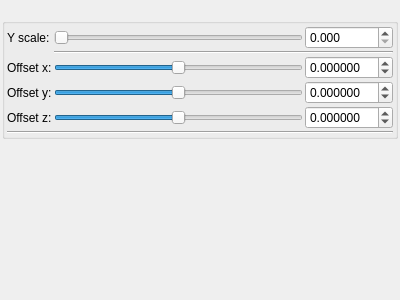
Old version of the form mandelbulber2/qt_data/fractal_msltoesym2.ui in the repository buddhi1980/mandelbulber2.
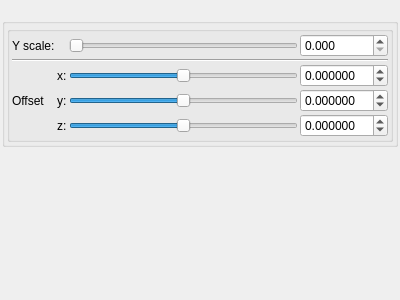
New version of the form. Custom widgets are drawn as their Qt base class.

```diff
--- a/mandelbulber2/qt_data/fractal_msltoesym2.ui
+++ b/mandelbulber2/qt_data/fractal_msltoesym2.ui
@@ -47,7 +47,7 @@
      <property name="checkable">
       <bool>false</bool>
      </property>
-     <layout class="QVBoxLayout" name="verticalLayout_29" stretch="0,0">
+     <layout class="QVBoxLayout" name="verticalLayout_29" stretch="0">
       <property name="spacing">
        <number>2</number>
       </property>
@@ -64,40 +64,145 @@
        <number>2</number>
       </property>
       <item>
-       <layout class="QGridLayout" name="gridLayout_63">
+       <widget class="QGroupBox" name="groupBox_2">
+        <property name="toolTip">
+         <string>&lt;html&gt;&lt;head/&gt;&lt;body&gt;&lt;p&gt;&lt;span style=&quot; color:#000000;&quot;&gt;/* MsltoeSym2 from mbulb3d, also somewhere on fractalforums */&lt;/span&gt;&lt;/p&gt;&lt;/body&gt;&lt;/html&gt;</string>
+        </property>
+        <property name="title">
+         <string/>
+        </property>
+        <property name="checkable">
+         <bool>false</bool>
+        </property>
+        <layout class="QVBoxLayout" name="verticalLayout_30" stretch="0">
         <property name="spacing">
          <number>2</number>
         </property>
-        <item row="3" column="3">
-         <widget class="MyDoubleSpinBox" name="spinbox3_transf_addition_constant_x">
-          <property name="sizePolicy">
-           <sizepolicy hsizetype="Minimum" vsizetype="Maximum">
-            <horstretch>0</horstretch>
-            <verstretch>0</verstretch>
-           </sizepolicy>
-          </property>
-          <property name="prefix">
-           <string/>
-          </property>
-          <property name="suffix">
-           <string/>
-          </property>
-          <property name="decimals">
-           <number>6</number>
-          </property>
-          <property name="minimum">
-           <double>-99.989999999999995</double>
-          </property>
-          <property name="maximum">
-           <double>99.989999999999995</double>
-          </property>
-          <property name="singleStep">
-           <double>0.100000000000000</double>
+         <property name="leftMargin">
+          <number>2</number>
+         </property>
+         <property name="topMargin">
+          <number>2</number>
+         </property>
+         <property name="rightMargin">
+          <number>2</number>
+         </property>
+         <property name="bottomMargin">
+          <number>2</number>
+         </property>
+         <item>
+          <layout class="QGridLayout" name="gridLayout_64">
+           <property name="spacing">
+            <number>2</number>
+           </property>
+           <item row="2" column="2">
+            <widget class="QLabel" name="label_257">
+             <property name="text">
+              <string>x:</string>
+             </property>
+            </widget>
+           </item>
+           <item row="3" column="2">
+            <widget class="QLabel" name="label_264">
+             <property name="text">
+              <string>y:</string>
           </property>
          </widget>
         </item>
         <item row="4" column="2">
-         <widget class="QSlider" name="slider3_transf_addition_constant_y">
+            <widget class="QLabel" name="label_266">
+             <property name="text">
+              <string>z:</string>
+             </property>
+            </widget>
+           </item>
+           <item row="3" column="1">
+            <widget class="QLabel" name="label_267">
+             <property name="text">
+              <string>Offset</string>
+             </property>
+            </widget>
+           </item>
+           <item row="2" column="3">
+            <widget class="QSlider" name="slider3_transf_addition_constant_neg100_x">
+             <property name="sizePolicy">
+              <sizepolicy hsizetype="Preferred" vsizetype="Preferred">
+               <horstretch>0</horstretch>
+               <verstretch>0</verstretch>
+              </sizepolicy>
+             </property>
+             <property name="minimum">
+              <number>-5000000</number>
+             </property>
+             <property name="maximum">
+              <number>5000000</number>
+             </property>
+             <property name="singleStep">
+              <number>1</number>
+             </property>
+             <property name="orientation">
+              <enum>Qt::Horizontal</enum>
+             </property>
+            </widget>
+           </item>
+           <item row="4" column="4">
+            <widget class="MyDoubleSpinBox" name="spinbox3_transf_addition_constant_neg100_z">
+             <property name="sizePolicy">
+              <sizepolicy hsizetype="Minimum" vsizetype="Maximum">
+               <horstretch>0</horstretch>
+               <verstretch>0</verstretch>
+              </sizepolicy>
+             </property>
+             <property name="prefix">
+              <string/>
+             </property>
+             <property name="suffix">
+              <string/>
+             </property>
+             <property name="decimals">
+              <number>6</number>
+             </property>
+             <property name="minimum">
+              <double>-99.989999999999995</double>
+             </property>
+             <property name="maximum">
+              <double>99.989999999999995</double>
+             </property>
+             <property name="singleStep">
+              <double>0.100000000000000</double>
+             </property>
+            </widget>
+           </item>
+           <item row="3" column="4">
+            <widget class="MyDoubleSpinBox" name="spinbox3_transf_addition_constant_neg100_y">
+             <property name="sizePolicy">
+              <sizepolicy hsizetype="Minimum" vsizetype="Maximum">
+               <horstretch>0</horstretch>
+               <verstretch>0</verstretch>
+              </sizepolicy>
+             </property>
+             <property name="prefix">
+              <string/>
+             </property>
+             <property name="suffix">
+              <string/>
+             </property>
+             <property name="decimals">
+              <number>6</number>
+             </property>
+             <property name="minimum">
+              <double>-99.989999999999995</double>
+             </property>
+             <property name="maximum">
+              <double>99.989999999999995</double>
+             </property>
+             <property name="singleStep">
+              <double>0.100000000000000</double>
+             </property>
+            </widget>
+           </item>
+           <item row="3" column="3">
+            <widget class="QSlider" name="slider3_transf_addition_constant_neg100_y">
           <property name="sizePolicy">
            <sizepolicy hsizetype="Expanding" vsizetype="Maximum">
             <horstretch>0</horstretch>
@@ -118,14 +223,42 @@
           </property>
          </widget>
         </item>
-        <item row="2" column="2" colspan="2">
-         <widget class="Line" name="line_53">
-          <property name="orientation">
-           <enum>Qt::Horizontal</enum>
+           <item row="0" column="1">
+            <widget class="QLabel" name="label_9">
+             <property name="text">
+              <string>Y scale:</string>
           </property>
          </widget>
         </item>
-        <item row="0" column="2">
+           <item row="2" column="4">
+            <widget class="MyDoubleSpinBox" name="spinbox3_transf_addition_constant_neg100_x">
+             <property name="sizePolicy">
+              <sizepolicy hsizetype="Minimum" vsizetype="Maximum">
+               <horstretch>0</horstretch>
+               <verstretch>0</verstretch>
+              </sizepolicy>
+             </property>
+             <property name="prefix">
+              <string/>
+             </property>
+             <property name="suffix">
+              <string/>
+             </property>
+             <property name="decimals">
+              <number>6</number>
+             </property>
+             <property name="minimum">
+              <double>-99.989999999999995</double>
+             </property>
+             <property name="maximum">
+              <double>99.989999999999995</double>
+             </property>
+             <property name="singleStep">
+              <double>0.100000000000000</double>
+             </property>
+            </widget>
+           </item>
+           <item row="0" column="3">
          <widget class="QSlider" name="slider_transf_scale">
           <property name="sizePolicy">
            <sizepolicy hsizetype="Expanding" vsizetype="Maximum">
@@ -150,36 +283,7 @@
           </property>
          </widget>
         </item>
-        <item row="5" column="2">
-         <widget class="QSlider" name="slider3_transf_addition_constant_z">
-          <property name="sizePolicy">
-           <sizepolicy hsizetype="Expanding" vsizetype="Maximum">
-            <horstretch>0</horstretch>
-            <verstretch>0</verstretch>
-           </sizepolicy>
-          </property>
-          <property name="minimum">
-           <number>-5000000</number>
-          </property>
-          <property name="maximum">
-           <number>5000000</number>
-          </property>
-          <property name="singleStep">
-           <number>1</number>
-          </property>
-          <property name="orientation">
-           <enum>Qt::Horizontal</enum>
-          </property>
-         </widget>
-        </item>
-        <item row="3" column="1">
-         <widget class="QLabel" name="label_253">
-          <property name="text">
-           <string>Offset x:</string>
-          </property>
-         </widget>
-        </item>
-        <item row="0" column="3">
+           <item row="0" column="4">
          <widget class="MyDoubleSpinBox" name="spinbox_transf_scale">
           <property name="sizePolicy">
            <sizepolicy hsizetype="Minimum" vsizetype="Maximum">
@@ -207,112 +311,38 @@
           </property>
          </widget>
         </item>
-        <item row="0" column="1">
-         <widget class="QLabel" name="label_8">
-          <property name="text">
-           <string>Y scale:</string>
-          </property>
-         </widget>
-        </item>
-        <item row="3" column="2">
-         <widget class="QSlider" name="slider3_transf_addition_constant_x">
-          <property name="sizePolicy">
-           <sizepolicy hsizetype="Preferred" vsizetype="Preferred">
-            <horstretch>0</horstretch>
-            <verstretch>0</verstretch>
-           </sizepolicy>
-          </property>
-          <property name="minimum">
-           <number>-5000000</number>
-          </property>
-          <property name="maximum">
-           <number>5000000</number>
-          </property>
-          <property name="singleStep">
-           <number>1</number>
-          </property>
-          <property name="orientation">
-           <enum>Qt::Horizontal</enum>
-          </property>
-         </widget>
-        </item>
-        <item row="4" column="1">
-         <widget class="QLabel" name="label_255">
-          <property name="text">
-           <string>Offset y:</string>
-          </property>
-         </widget>
-        </item>
-        <item row="5" column="1">
-         <widget class="QLabel" name="label_257">
-          <property name="text">
-           <string>Offset z:</string>
-          </property>
-         </widget>
-        </item>
-        <item row="5" column="3">
-         <widget class="MyDoubleSpinBox" name="spinbox3_transf_addition_constant_z">
-          <property name="sizePolicy">
-           <sizepolicy hsizetype="Minimum" vsizetype="Maximum">
-            <horstretch>0</horstretch>
-            <verstretch>0</verstretch>
-           </sizepolicy>
-          </property>
-          <property name="prefix">
-           <string/>
-          </property>
-          <property name="suffix">
-           <string/>
-          </property>
-          <property name="decimals">
-           <number>6</number>
-          </property>
-          <property name="minimum">
-           <double>-99.989999999999995</double>
-          </property>
-          <property name="maximum">
-           <double>99.989999999999995</double>
-          </property>
-          <property name="singleStep">
-           <double>0.100000000000000</double>
-          </property>
-         </widget>
-        </item>
         <item row="4" column="3">
-         <widget class="MyDoubleSpinBox" name="spinbox3_transf_addition_constant_y">
+            <widget class="QSlider" name="slider3_transf_addition_constant_neg100_z">
           <property name="sizePolicy">
-           <sizepolicy hsizetype="Minimum" vsizetype="Maximum">
+              <sizepolicy hsizetype="Expanding" vsizetype="Maximum">
             <horstretch>0</horstretch>
             <verstretch>0</verstretch>
            </sizepolicy>
           </property>
-          <property name="prefix">
-           <string/>
-          </property>
-          <property name="suffix">
-           <string/>
-          </property>
-          <property name="decimals">
-           <number>6</number>
-          </property>
           <property name="minimum">
-           <double>-99.989999999999995</double>
+              <number>-5000000</number>
           </property>
           <property name="maximum">
-           <double>99.989999999999995</double>
+              <number>5000000</number>
           </property>
           <property name="singleStep">
-           <double>0.100000000000000</double>
-          </property>
-         </widget>
-        </item>
-       </layout>
-      </item>
-      <item>
-       <widget class="Line" name="line_55">
+              <number>1</number>
+             </property>
+             <property name="orientation">
+              <enum>Qt::Horizontal</enum>
+             </property>
+            </widget>
+           </item>
+           <item row="1" column="1" colspan="4">
+            <widget class="Line" name="line_56">
         <property name="orientation">
          <enum>Qt::Horizontal</enum>
         </property>
+            </widget>
+           </item>
+          </layout>
+         </item>
+        </layout>
        </widget>
       </item>
      </layout>
```
Lines whose indentation alone changed are shown as unchanged.
